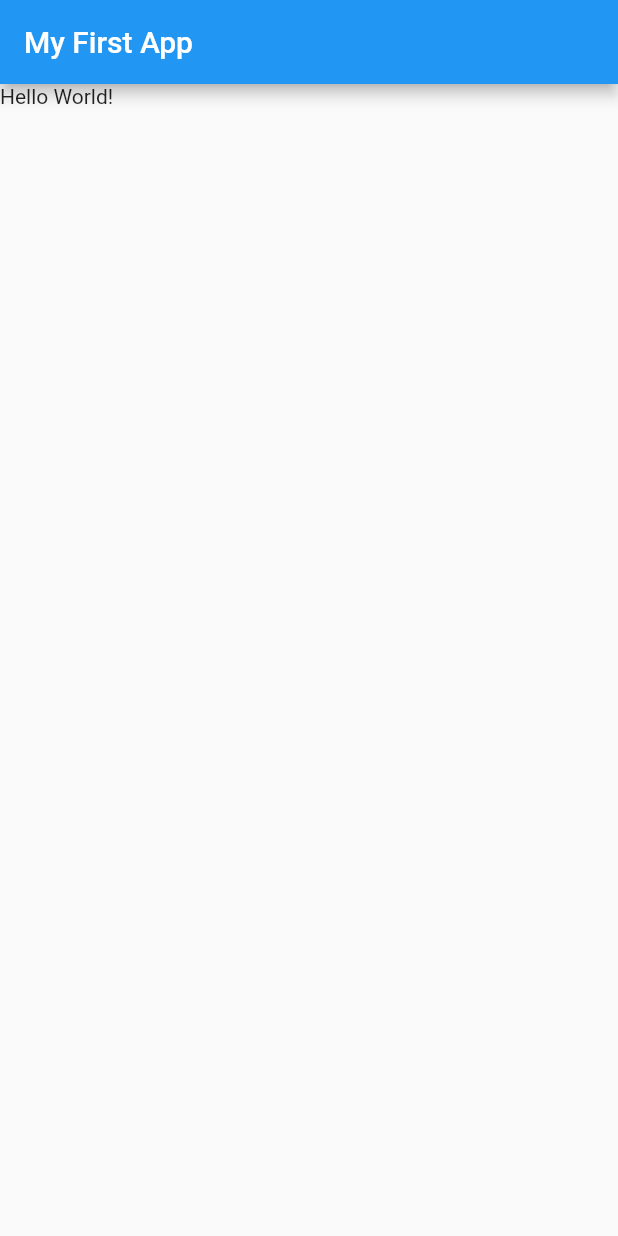
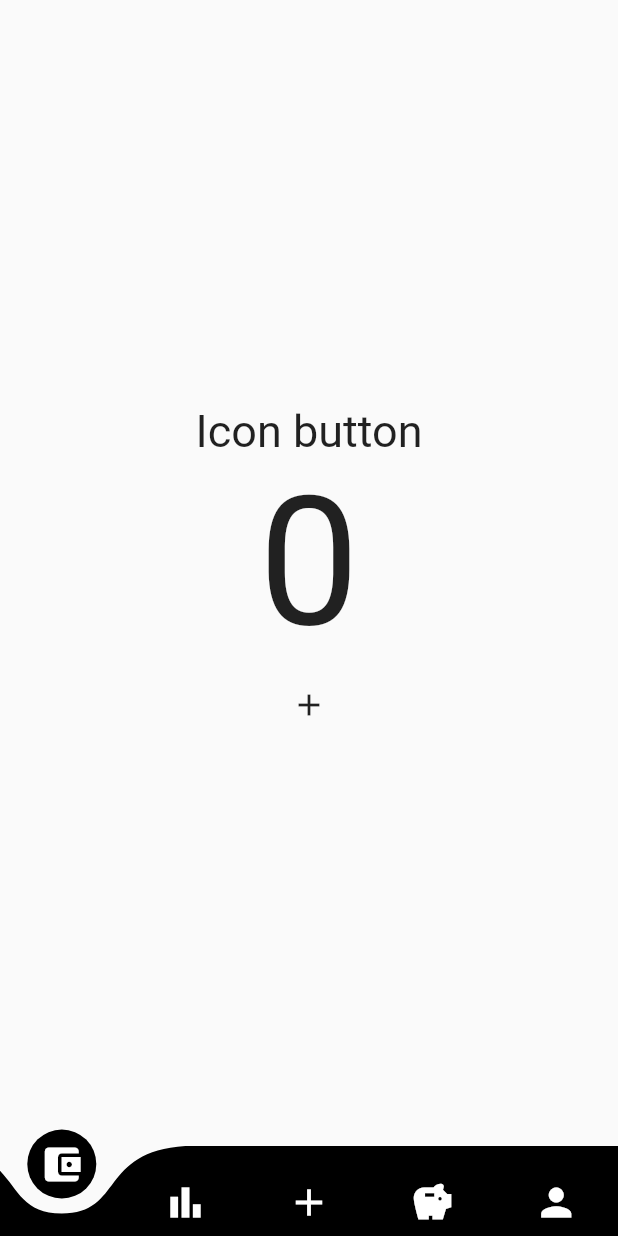
Before and after one commit to 20021462/FlutterHelloWorld, a Flutter app: the screen it shows after launch, on a phone screen of 412 x 824 dp. Run offline on Flutter 3.47's test engine with Material 2 defaults, Android fonts, the phone set to English and light mode, and no system bars; drawn by our look-alikes of curved_navigation_bar.

Commit message:
homework_week3
- navigation bar
- elevated button
- icon button
- slider
- toggle button
- alert dialog

```diff
--- /dev/null
+++ b/lib/home_page.dart
@@ -0,0 +1,77 @@
+import 'package:curved_navigation_bar/curved_navigation_bar.dart';
+import 'package:flutter/material.dart';
+import 'package:hello_world/account_page%20copy.dart';
+import 'package:hello_world/adding_page.dart';
+import 'package:hello_world/planning_page.dart';
+import 'package:hello_world/reporting_page.dart';
+import 'package:hello_world/transaction_page.dart';
+
+class HomePage extends StatefulWidget {
+  HomePage({Key key}) : super(key: key);
+
+  @override
+  State<HomePage> createState() => _HomePageState();
+}
+
+class _HomePageState extends State<HomePage> {
+  int _index = 0;
+
+  final screens = [
+    TransactionPage(),
+    ReportingPage(),
+    AddingPage(),
+    PlanningPage(),
+    AccountPage(),
+  ];
+
+  final navigationKey = GlobalKey<CurvedNavigationBarState>();
+
+  @override
+  Widget build(BuildContext context) {
+    return Scaffold(
+        body: screens[_index],
+        bottomNavigationBar: Theme(
+          data: Theme.of(context).copyWith(
+            iconTheme: const IconThemeData(color: Colors.white),
+          ),
+          child: CurvedNavigationBar(
+            key: navigationKey,
+            backgroundColor: Colors.transparent,
+            color: Colors.black,
+            height: 60,
+            animationCurve: Curves.easeInOut,
+            animationDuration: const Duration(milliseconds: 500),
+            items: const [
+              Icon(
+                Icons.account_balance_wallet,
+                size: 30,
+              ),
+              Icon(
+                Icons.bar_chart,
+                size: 30,
+              ),
+              Icon(
+                Icons.add,
+                size: 30,
+              ),
+              Icon(
+                Icons.savings,
+                size: 30,
+              ),
+              Icon(
+                Icons.person,
+                size: 30,
+              ),
+            ],
+            onTap: _changeItem,
+            index: _index,
+          ),
+        ));
+  }
+
+  void _changeItem(int value) {
+    setState(() {
+      _index = value;
+    });
+  }
+}
--- a/lib/main.dart
+++ b/lib/main.dart
@@ -1,8 +1,5 @@
 import 'package:flutter/material.dart';
-
-// void main() {
-//   runApp(MyApp());
-// }
+import 'package:hello_world/home_page.dart';
 
 void main() => runApp(MyApp());
 
@@ -10,12 +7,9 @@ class MyApp extends StatelessWidget {
   @override
   Widget build(BuildContext context) {
     return MaterialApp(
-      home: Scaffold(
-        appBar: AppBar(
-          title: Text('My First App'),
-        ),
-        body: Text('Hello World!'),
-      ),
+      title: 'MOMA',
+      theme: ThemeData(),
+      home: HomePage(),
     );
   }
 }
--- /dev/null
+++ b/lib/transaction_page.dart
@@ -0,0 +1,43 @@
+import 'package:flutter/cupertino.dart';
+import 'package:flutter/material.dart';
+import 'package:flutter/src/widgets/container.dart';
+import 'package:flutter/src/widgets/framework.dart';
+
+class TransactionPage extends StatefulWidget {
+  const TransactionPage({Key key}) : super(key: key);
+
+  @override
+  State<TransactionPage> createState() => _TransactionPageState();
+}
+
+class _TransactionPageState extends State<TransactionPage> {
+  int count = 0;
+
+  @override
+  Widget build(BuildContext context) {
+    return Center(
+        child: Column(
+      mainAxisAlignment: MainAxisAlignment.center,
+      children: [
+        Text(
+          "Icon button",
+          style: TextStyle(fontSize: 30),
+        ),
+        Text(
+          '$count',
+          style: TextStyle(fontSize: 120),
+        ),
+        IconButton(
+          icon: Icon(
+            Icons.add,
+          ),
+          onPressed: () {
+            setState(() {
+              count++;
+            });
+          },
+        ),
+      ],
+    ));
+  }
+}
--- a/pubspec.yaml
+++ b/pubspec.yaml
@@ -20,10 +20,12 @@ dependencies:
   flutter:
     sdk: flutter
 
+  cupertino_icons: ^1.0.5
+
+  curved_navigation_bar: ^1.0.3
+
   # The following adds the Cupertino Icons font to your application.
   # Use with the CupertinoIcons class for iOS style icons.
-  cupertino_icons: ^0.1.2
-
 dev_dependencies:
   flutter_test:
     sdk: flutter
```
Also changed, not shown: lib/account_page copy.dart (added, +39 -0 lines), lib/adding_page.dart (added, +44 -0 lines), lib/planning_page.dart (added, +42 -0 lines), lib/reporting_page.dart (added, +40 -0 lines), pubspec.lock, 1 other file.
